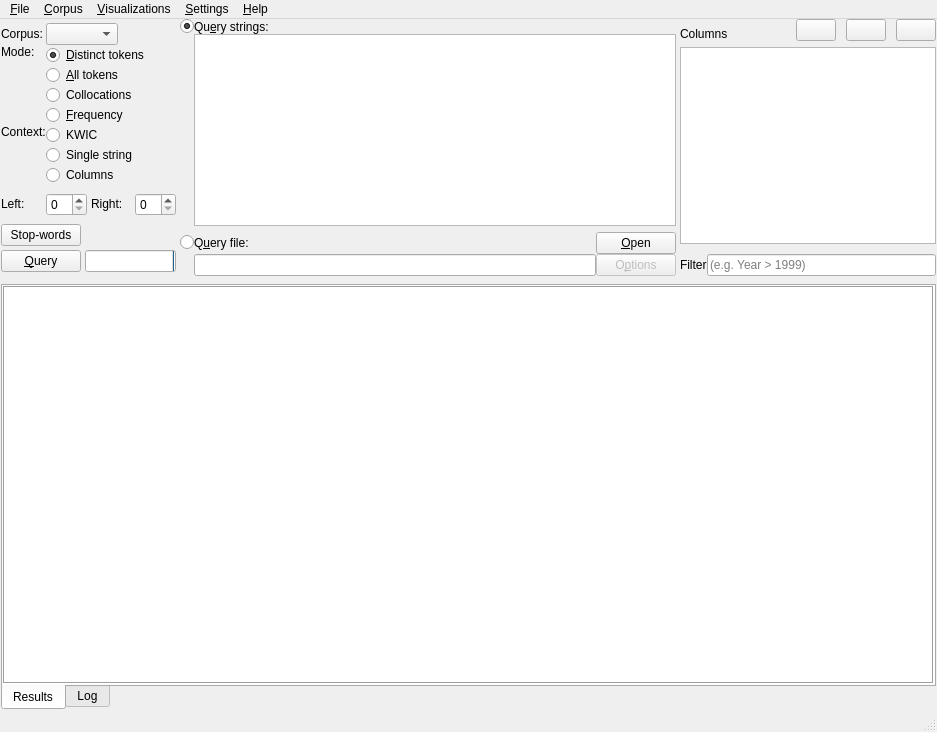
gkunter/coquery, file coquery/gui/coqueryCompact.ui: the form before one commit.
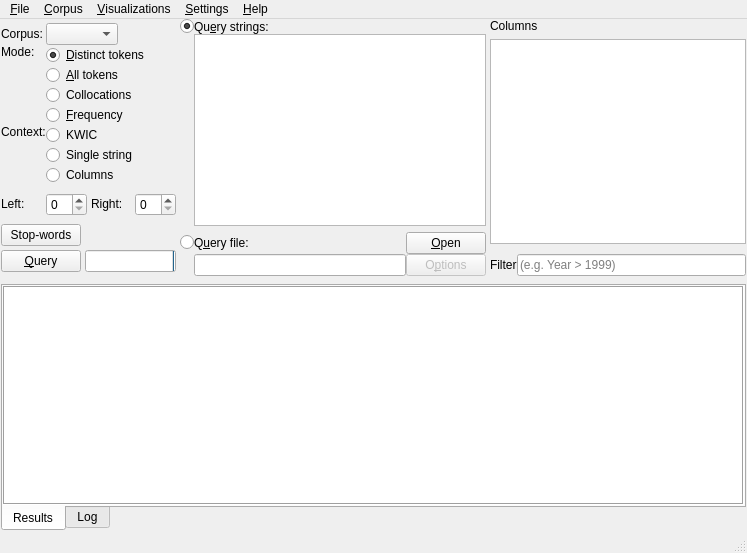
The form after the commit. Icons and pictures are not drawn.

Patch:
```diff
--- a/coquery/gui/coqueryCompact.ui
+++ b/coquery/gui/coqueryCompact.ui
@@ -6,8 +6,8 @@
    <rect>
     <x>0</x>
     <y>0</y>
-    <width>937</width>
-    <height>732</height>
+    <width>747</width>
+    <height>553</height>
    </rect>
   </property>
   <property name="windowTitle">
@@ -621,7 +621,7 @@
          <item>
           <widget class="QFrame" name="box_output_options">
            <property name="sizePolicy">
-            <sizepolicy hsizetype="MinimumExpanding" vsizetype="Preferred">
+            <sizepolicy hsizetype="Minimum" vsizetype="Preferred">
              <horstretch>0</horstretch>
              <verstretch>0</verstretch>
             </sizepolicy>
@@ -640,14 +640,14 @@
              <number>0</number>
             </property>
             <item>
-             <layout class="QHBoxLayout" name="horizontalLayout_2" stretch="1,0,0,0">
+             <layout class="QHBoxLayout" name="horizontalLayout_2" stretch="1">
               <property name="spacing">
                <number>10</number>
               </property>
               <item>
                <widget class="QLabel" name="label_2">
                 <property name="sizePolicy">
-                 <sizepolicy hsizetype="MinimumExpanding" vsizetype="Preferred">
+                 <sizepolicy hsizetype="Preferred" vsizetype="Preferred">
                   <horstretch>0</horstretch>
                   <verstretch>0</verstretch>
                  </sizepolicy>
@@ -660,60 +660,6 @@
                 </property>
                </widget>
               </item>
-              <item>
-               <widget class="QPushButton" name="button_add_link">
-                <property name="sizePolicy">
-                 <sizepolicy hsizetype="Fixed" vsizetype="Fixed">
-                  <horstretch>0</horstretch>
-                  <verstretch>0</verstretch>
-                 </sizepolicy>
-                </property>
-                <property name="toolTip">
-                 <string>Link selected column to another corpus</string>
-                </property>
-                <property name="whatsThis">
-                 <string/>
-                </property>
-                <property name="text">
-                 <string/>
-                </property>
-                <property name="iconSize">
-                 <size>
-                  <width>16</width>
-                  <height>16</height>
-                 </size>
-                </property>
-               </widget>
-              </item>
-              <item>
-               <widget class="QPushButton" name="button_add_function">
-                <property name="text">
-                 <string/>
-                </property>
-               </widget>
-              </item>
-              <item>
-               <widget class="QPushButton" name="button_remove_link">
-                <property name="sizePolicy">
-                 <sizepolicy hsizetype="Fixed" vsizetype="Fixed">
-                  <horstretch>0</horstretch>
-                  <verstretch>0</verstretch>
-                 </sizepolicy>
-                </property>
-                <property name="toolTip">
-                 <string>Remove selected link</string>
-                </property>
-                <property name="text">
-                 <string/>
-                </property>
-                <property name="iconSize">
-                 <size>
-                  <width>16</width>
-                  <height>16</height>
-                 </size>
-                </property>
-               </widget>
-              </item>
              </layout>
             </item>
             <item>
@@ -744,7 +690,7 @@
          <item>
           <widget class="QFrame" name="box_source_filter">
            <property name="sizePolicy">
-            <sizepolicy hsizetype="Preferred" vsizetype="Minimum">
+            <sizepolicy hsizetype="Minimum" vsizetype="Minimum">
              <horstretch>0</horstretch>
              <verstretch>0</verstretch>
             </sizepolicy>
@@ -939,8 +885,8 @@
     <rect>
      <x>0</x>
      <y>0</y>
-     <width>937</width>
-     <height>37</height>
+     <width>747</width>
+     <height>21</height>
     </rect>
    </property>
    <widget class="QMenu" name="menuFile">
```
Left out of the diff: 2 changed lines with no effect on the pictures.
